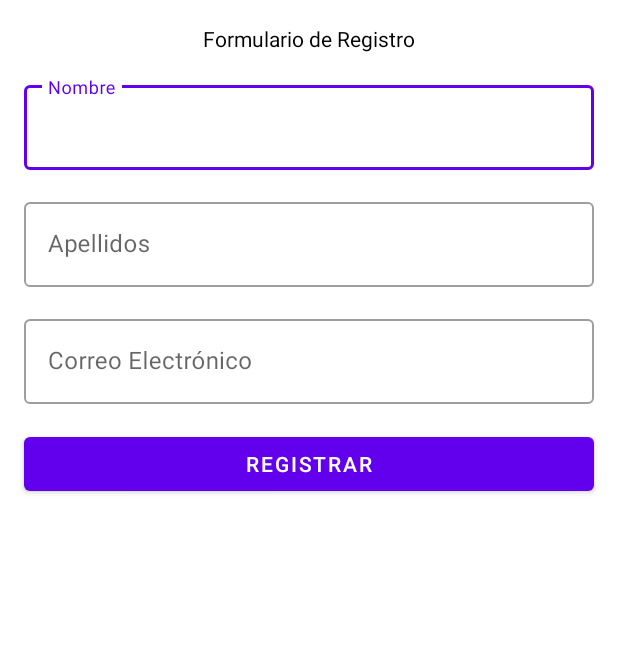
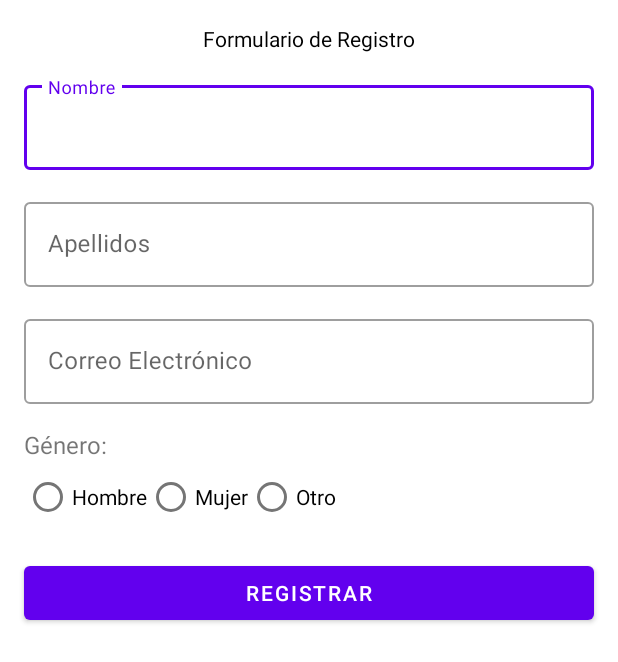
Before and after one commit to Sycrax88/UdeaApp, an Android app: the layout activity_main.xml on its own in the app's theme, with its tools: preview values and no code run, on a phone screen of 412 x 824 dp. Shown: the top 662 px of the screen. Run offline under Robolectric (Android 15) with nearby library versions, the phone set to English and light mode, and no system bars.

Commit message:
Se agregó un grupo de RadioButton para definir el género del usuario

```diff
--- a/app/src/main/java/com/colosoft/udeaapp/MainActivity.kt
+++ b/app/src/main/java/com/colosoft/udeaapp/MainActivity.kt
@@ -4,6 +4,7 @@ import android.app.Activity
 import androidx.appcompat.app.AppCompatActivity
 import android.os.Bundle
 import android.view.LayoutInflater
+import android.widget.RadioGroup
 import com.colosoft.udeaapp.databinding.ActivityMainBinding
 
 // TODO: Falta definir algo
--- a/app/src/main/res/layout/activity_main.xml
+++ b/app/src/main/res/layout/activity_main.xml
@@ -93,7 +93,7 @@
         android:text="@string/register"
         app:layout_constraintEnd_toEndOf="parent"
         app:layout_constraintStart_toStartOf="parent"
-        app:layout_constraintTop_toBottomOf="@+id/email_layout" />
+        app:layout_constraintTop_toBottomOf="@+id/radio_group_gender" />
 
     <TextView
         android:id="@+id/infoTextView"
@@ -107,5 +107,49 @@
         app:layout_constraintStart_toStartOf="parent"
         app:layout_constraintTop_toBottomOf="@+id/register_button" />
 
+    <RadioGroup
+        android:id="@+id/radio_group_gender"
+        android:layout_width="0dp"
+        android:layout_height="wrap_content"
+        android:layout_marginStart="16dp"
+        android:layout_marginEnd="16dp"
+        android:orientation="horizontal"
+        app:layout_constraintEnd_toEndOf="parent"
+        app:layout_constraintStart_toStartOf="parent"
+        app:layout_constraintTop_toBottomOf="@+id/ask_gender">
+
+        <RadioButton
+            android:id="@+id/radio_button_male"
+            android:layout_width="wrap_content"
+            android:layout_height="wrap_content"
+            android:text="@string/male" />
+
+        <RadioButton
+            android:id="@+id/radio_button_female"
+            android:layout_width="wrap_content"
+            android:layout_height="wrap_content"
+            android:text="@string/female" />
+
+        <RadioButton
+            android:id="@+id/radio_button_other_gender"
+            android:layout_width="wrap_content"
+            android:layout_height="wrap_content"
+            android:text="@string/otherGender" />
+    </RadioGroup>
+
+    <TextView
+        android:id="@+id/ask_gender"
+        android:layout_width="0dp"
+        android:layout_height="wrap_content"
+        android:layout_marginStart="16dp"
+        android:layout_marginTop="16dp"
+        android:layout_marginEnd="16dp"
+        android:text="@string/askGender"
+        android:textSize="16sp"
+        app:layout_constraintEnd_toEndOf="parent"
+        app:layout_constraintStart_toStartOf="parent"
+        app:layout_constraintTop_toBottomOf="@+id/email_layout" />
+
+
 
 </androidx.constraintlayout.widget.ConstraintLayout>
--- a/app/src/main/res/values/strings.xml
+++ b/app/src/main/res/values/strings.xml
@@ -5,4 +5,8 @@
     <string name="last_name">Apellidos</string>
     <string name="email">Correo Electrónico</string>
     <string name="register">Registrar</string>
+    <string name="male">Hombre</string>
+    <string name="female">Mujer</string>
+    <string name="otherGender">Otro</string>
+    <string name="askGender">Género:</string>
 </resources>
```
